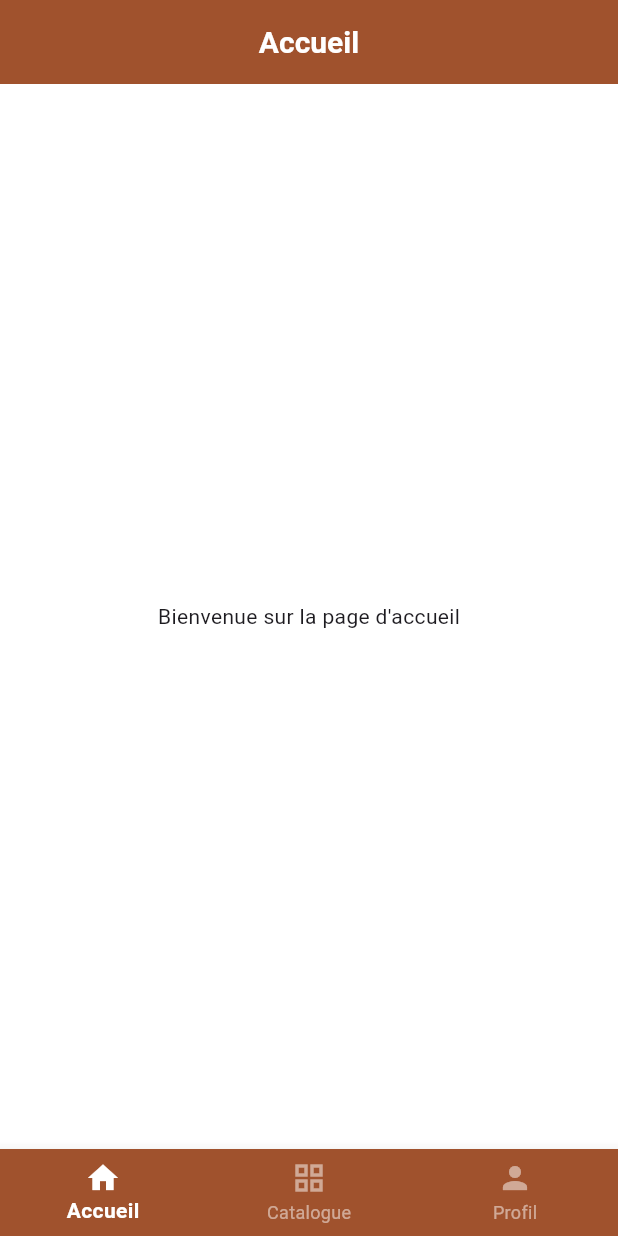
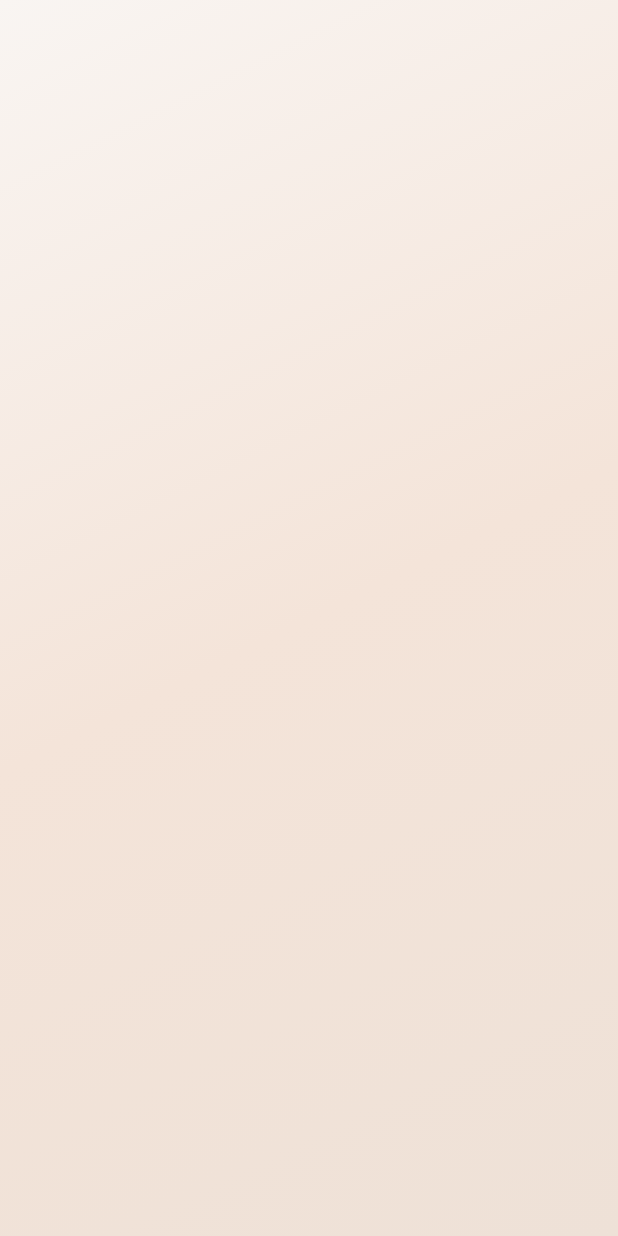
Before and after one commit to lifpro/malibook, a Flutter app: the screen it shows after launch, on a phone screen of 412 x 824 dp. Run offline on Flutter 3.47's test engine with Material 3 defaults, Android fonts, the phone set to English and light mode, and no system bars.

Commit message:
creation des page

```diff
--- a/lib/main.dart
+++ b/lib/main.dart
@@ -1,5 +1,7 @@
 import 'package:flutter/material.dart';
 import 'package:malibook/pages/home/HomePage.dart';
+
+import 'package:malibook/pages/splash/SplashPage.dart';
 
 void main() {
   runApp(const MaliBookApp());
@@ -19,7 +21,7 @@ class MaliBookApp extends StatelessWidget {
         primaryColor: Color(0xFFA0522D),
         fontFamily: 'Roboto',
       ),
-      home: HomaPage(),
+      home: const SpashPage(),
     );
   }
 }
--- a/lib/pages/home/HomeTab.dart
+++ b/lib/pages/home/HomeTab.dart
@@ -8,7 +8,14 @@ class HomeTab extends StatelessWidget {
   Widget build(BuildContext context) {
     return Scaffold(
       appBar: MyAppBar(title: 'Accueil'),
-      body: Center(child: Text('Bienvenue sur la page d\'accueil')),
+      body: Center(
+        child: TextButton(
+          onPressed: () {
+            print(' vous venez de cliquer sur le bouton Commencer');
+          },
+          child: Text('Commencer'),
+        ),
+      ),
     );
   }
 }
--- /dev/null
+++ b/lib/pages/splash/SplashPage.dart
@@ -0,0 +1,38 @@
+import 'package:flutter/material.dart';
+
+class SpashPage extends StatefulWidget {
+  const SpashPage({super.key});
+
+  @override
+  State<SpashPage> createState() => _SpashPageState();
+}
+
+class _SpashPageState extends State<SpashPage> {
+  @override
+  Widget build(BuildContext context) {
+    return Scaffold(
+      body: DecoratedBox(
+        decoration: BoxDecoration(
+          gradient: LinearGradient(
+            begin: Alignment.topLeft,
+            end: Alignment.bottomRight,
+            colors: [
+              Color.lerp(Colors.white, Theme.of(context).primaryColor, 0.06)!,
+              Color.lerp(
+                const Color(0xFFFFF8F0),
+                Theme.of(context).primaryColor,
+                0.12,
+              )!,
+              Color.lerp(
+                const Color(0xFFF5EDE6),
+                Theme.of(context).primaryColor,
+                0.08,
+              )!,
+            ],
+          ),
+        ),
+        child: Container(),
+      ),
+    );
+  }
+}
```
Also changed, not shown: lib/pages/home/HomePage.dart (+8 -0 lines).
